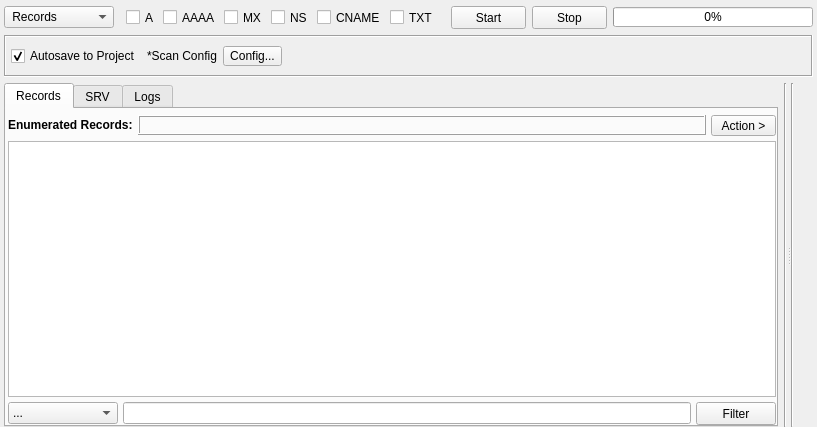
Above: gui/src/engines/records/DnsRecords.ui from 3nock/OTE before the change. Below: the same form after it.
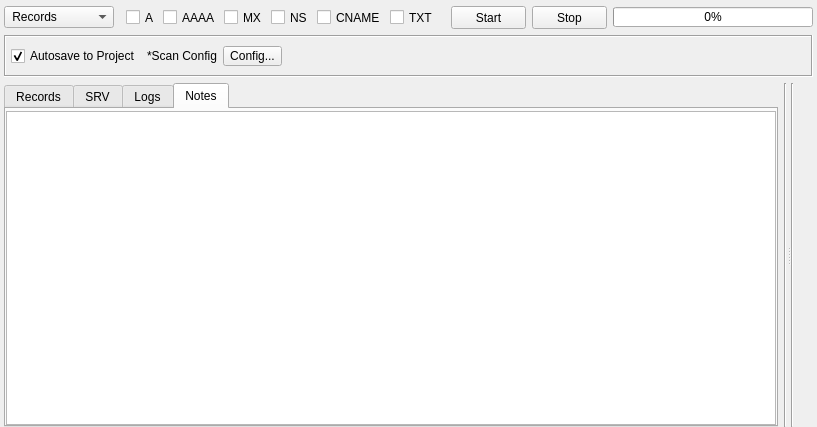
That is the form after the change. The open tabs and pages were chosen to show the change. Custom widgets are drawn as their Qt base class.

Patch:
```diff
--- a/gui/src/engines/records/DnsRecords.ui
+++ b/gui/src/engines/records/DnsRecords.ui
@@ -761,6 +761,28 @@
            </item>
           </layout>
          </widget>
+         <widget class="QWidget" name="tabNotes">
+          <attribute name="title">
+           <string>Notes</string>
+          </attribute>
+          <layout class="QVBoxLayout" name="verticalLayout_3">
+           <property name="leftMargin">
+            <number>0</number>
+           </property>
+           <property name="topMargin">
+            <number>2</number>
+           </property>
+           <property name="rightMargin">
+            <number>0</number>
+           </property>
+           <property name="bottomMargin">
+            <number>0</number>
+           </property>
+           <item>
+            <widget class="QPlainTextEdit" name="plainTextEditNotes"/>
+           </item>
+          </layout>
+         </widget>
         </widget>
        </item>
        <item>
```
